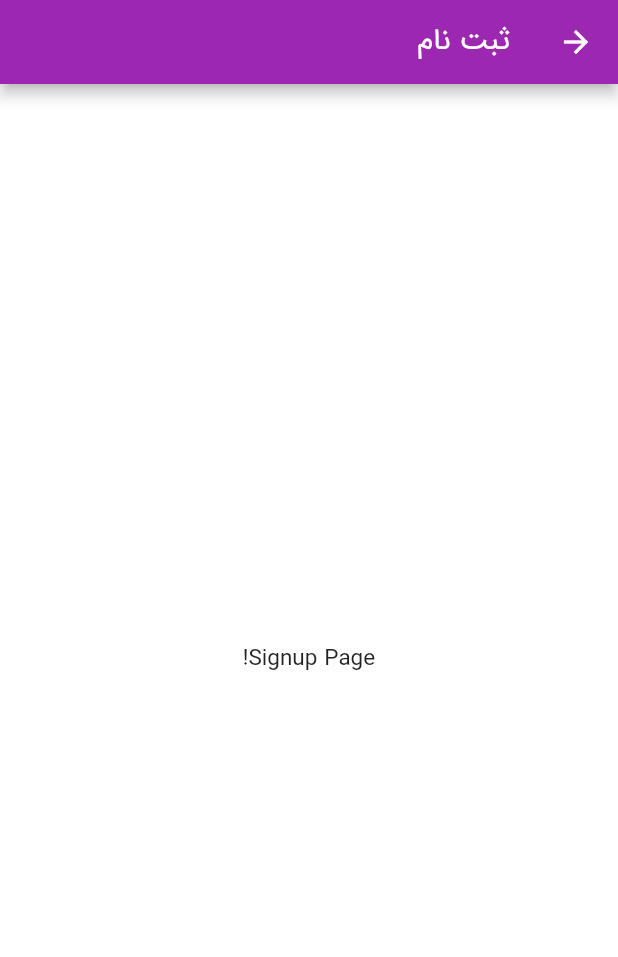
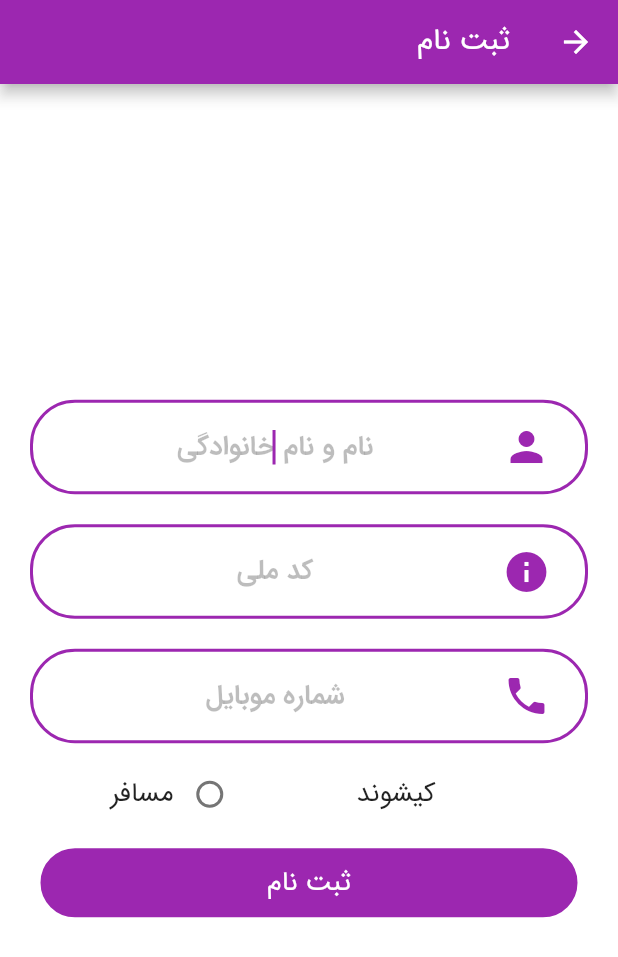
Before and after one commit to hossein-khanmirzaei/lottery, a Flutter app: the SignupScreen screen opened by its route, on a phone screen of 412 x 824 dp. Shown: the top 957 px of the screen. Run offline on Flutter 3.47's test engine with Material 2 defaults, Android fonts, the phone set to English and light mode, and no system bars.

Commit message:
(98-07-10 11:59 PM)

```diff
--- a/lib/main.dart
+++ b/lib/main.dart
@@ -45,7 +45,7 @@ class MyApp extends StatelessWidget {
             theme: ThemeData(
               primarySwatch: Colors.purple,
               accentColor: Colors.white,
-              canvasColor: Colors.white54,
+              canvasColor: Colors.white70,
               fontFamily: 'IRANSans',
             ),
             home: auth.isAuth ? OverviewScreen() : AuthScreen(),
--- a/lib/screens/signup.dart
+++ b/lib/screens/signup.dart
@@ -1,7 +1,17 @@
 import 'package:flutter/material.dart';
+import 'package:lottery/widgets/custome_textfield.dart';
 
-class SignupScreen extends StatelessWidget {
+enum ResidenceType { kishvand, passenger }
+
+class SignupScreen extends StatefulWidget {
   static const routeName = '/signup';
+
+  @override
+  _SignupScreenState createState() => _SignupScreenState();
+}
+
+class _SignupScreenState extends State<SignupScreen> {
+  ResidenceType _residenceType = ResidenceType.kishvand;
 
   @override
   Widget build(BuildContext context) {
@@ -10,11 +20,110 @@ class SignupScreen extends StatelessWidget {
         title: Text('ثبت نام'),
       ),
       body: Center(
-        child: Column(
-          mainAxisAlignment: MainAxisAlignment.center,
-          children: <Widget>[
-            Text('Signup Page!'),
-          ],
+        child: SingleChildScrollView(
+          child: Column(
+            mainAxisAlignment: MainAxisAlignment.center,
+            children: <Widget>[
+              Column(
+                children: <Widget>[
+                  CustomTextField(
+                    icon: Icon(Icons.person),
+                    hint: 'نام و نام خانوادگی',
+                    onSaved: null,
+                    keyboardType: TextInputType.number,
+                    validator: null,
+                  ),
+                  CustomTextField(
+                    icon: Icon(Icons.info),
+                    hint: 'کد ملی',
+                    obsecure: false,
+                    onSaved: null,
+                    validator: null,
+                  ),
+                  CustomTextField(
+                    icon: Icon(Icons.phone),
+                    hint: 'شماره موبایل',
+                    obsecure: false,
+                    onSaved: null,
+                    validator: null,
+                  ),
+                  Row(
+                    mainAxisAlignment: MainAxisAlignment.spaceEvenly,
+                    children: <Widget>[
+                      Row(
+                        children: <Widget>[
+                          Radio(
+                            value: ResidenceType.kishvand,
+                            groupValue: _residenceType,
+                            onChanged: (ResidenceType value) {
+                              setState(() {
+                                _residenceType = value;
+                              });
+                            },
+                          ),
+                          Text(
+                            'کیشوند',
+                            style: TextStyle(
+                              fontSize: 18,
+                            ),
+                          ),
+                        ],
+                      ),
+                      Row(
+                        children: <Widget>[
+                          Radio(
+                            value: ResidenceType.passenger,
+                            groupValue: _residenceType,
+                            onChanged: (ResidenceType value) {
+                              setState(() {
+                                _residenceType = value;
+                              });
+                            },
+                          ),
+                          Text(
+                            'مسافر',
+                            style: TextStyle(
+                              fontSize: 18,
+                            ),
+                          ),
+                        ],
+                      ),
+                    ],
+                  ),
+                  InkWell(
+                    onTap: () => null,
+                    //Navigator.of(context).po(LoginScreen.routeName),
+                    child: Container(
+                      //width: 100.0,
+                      height: 50.0,
+                      margin:
+                          EdgeInsets.symmetric(horizontal: 25, vertical: 10),
+                      decoration: BoxDecoration(
+                        color: Theme.of(context)
+                            .primaryColor, // Colors.blueAccent,
+                        border: Border.all(
+                          color:
+                              Theme.of(context).accentColor, //Colors.white54,
+                          width: 2.0,
+                        ),
+                        borderRadius: BorderRadius.circular(30),
+                      ),
+                      child: Center(
+                        child: Text(
+                          'ثبت نام',
+                          style: TextStyle(
+                            fontSize: 18.0,
+                            color:
+                                Theme.of(context).accentColor, //Colors.white,
+                          ),
+                        ),
+                      ),
+                    ),
+                  ),
+                ],
+              )
+            ],
+          ),
         ),
       ),
     );
--- /dev/null
+++ b/lib/widgets/custome_textfield.dart
@@ -0,0 +1,68 @@
+import 'package:flutter/material.dart';
+
+class CustomTextField extends StatelessWidget {
+  CustomTextField({
+    this.icon,
+    this.hint,
+    this.obsecure = false,
+    this.keyboardType = TextInputType.text,
+    this.validator,
+    this.onSaved,
+  });
+  final FormFieldSetter<String> onSaved;
+  final Icon icon;
+  final String hint;
+  final bool obsecure;
+  final TextInputType keyboardType;
+  final FormFieldValidator<String> validator;
+
+  @override
+  Widget build(BuildContext context) {
+    return Container(
+      margin: EdgeInsets.symmetric(vertical: 10),
+      padding: EdgeInsets.only(left: 20, right: 20),
+      child: TextFormField(
+        onSaved: onSaved,
+        validator: validator,
+        autofocus: true,
+        obscureText: obsecure,
+        keyboardType: keyboardType,
+        textAlign: TextAlign.center,
+        style: TextStyle(
+          fontSize: 18,
+        ),
+        decoration: InputDecoration(
+            hintStyle: TextStyle(
+              fontWeight: FontWeight.bold,
+              fontSize: 18,
+              color: Colors.black26,
+            ),
+            hintText: hint,
+            enabledBorder: OutlineInputBorder(
+              borderRadius: BorderRadius.circular(30),
+              borderSide: BorderSide(
+                color: Theme.of(context).primaryColor,
+                width: 2,
+              ),
+            ),
+            border: OutlineInputBorder(
+              borderRadius: BorderRadius.circular(30),
+              borderSide: BorderSide(
+                color: Theme.of(context).primaryColor,
+                width: 3,
+              ),
+            ),
+            prefixIcon: Padding(
+              child: IconTheme(
+                data: IconThemeData(
+                  color: Theme.of(context).primaryColor,
+                  size: 32,
+                ),
+                child: icon,
+              ),
+              padding: EdgeInsets.only(left: 0, right: 25),
+            )),
+      ),
+    );
+  }
+}
```
Also changed, not shown: lib/screens/auth_screen.dart (+209 -206 lines), lib/screens/login.dart (+43 -28 lines).
